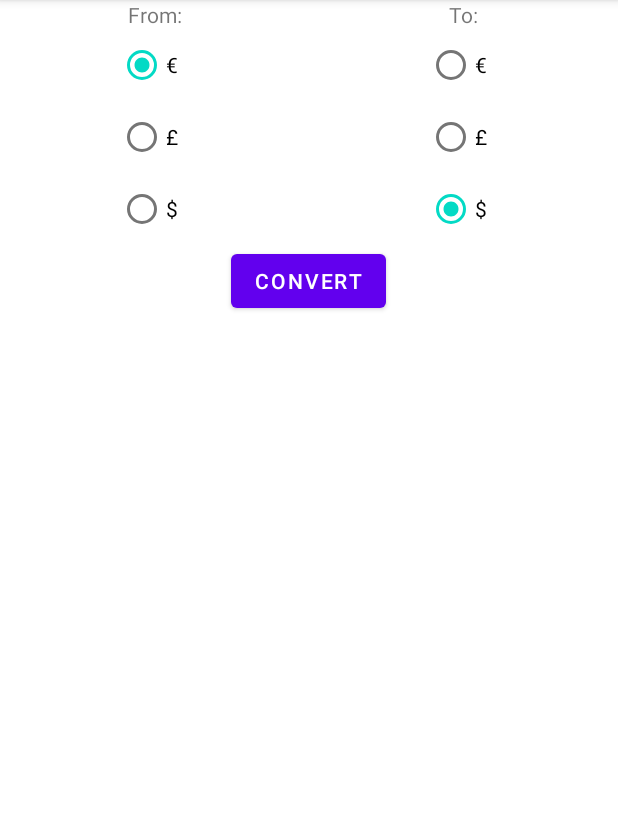
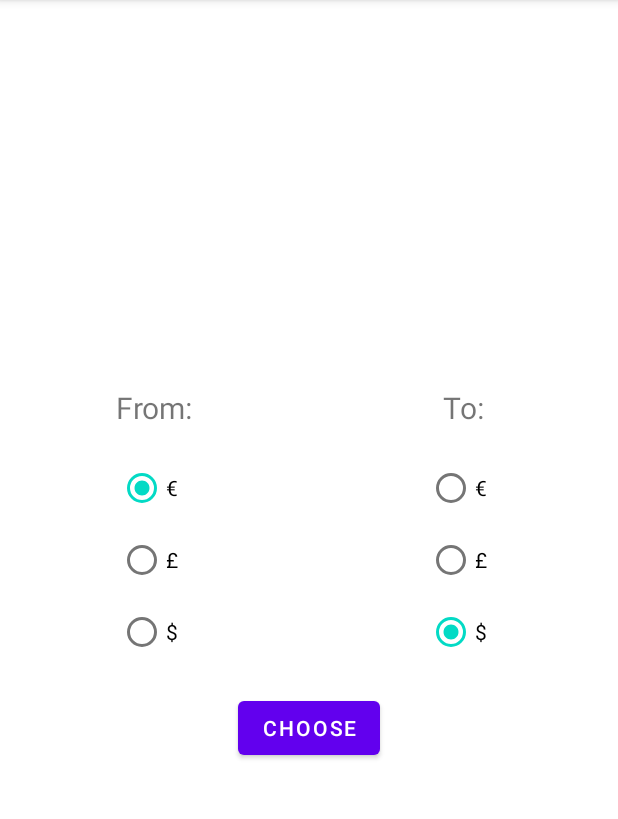
Before and after one commit to BarthPaleologue/Stonks, an Android app: the screen it shows after launch (RateActivity), after a tap on "CHOOSE RATE", on a phone screen of 412 x 824 dp, the part 84-903 px from its top. Run offline under Robolectric (Android 15) with nearby library versions, the phone set to English and light mode, and no system bars; network calls fail; 1 statement that could not run was skipped; 1 other tap on this screen came first.

Commit message:
Invert button + shitpost

```diff
--- a/app/src/main/java/com/example/stonks/MainActivity.kt
+++ b/app/src/main/java/com/example/stonks/MainActivity.kt
@@ -1,9 +1,11 @@
 package com.example.stonks
 
+import android.annotation.SuppressLint
 import android.content.ClipData
 import android.content.ClipboardManager
 import android.content.Context
 import android.content.Intent
+import android.media.MediaPlayer
 import androidx.appcompat.app.AppCompatActivity
 import android.os.Bundle
 import android.text.Editable
@@ -16,50 +18,66 @@ import java.text.DecimalFormat
 
 class MainActivity : AppCompatActivity() {
     private var currentRate = 1.0
-    private var toCurrency = ""
-    private var fromCurrency = ""
+    private var toCurrency = "€"
+    private var fromCurrency = "€"
 
+    @SuppressLint("SetTextI18n")
     override fun onCreate(savedInstanceState: Bundle?) {
         super.onCreate(savedInstanceState)
         setContentView(R.layout.activity_main)
 
         findViewById<EditText>(R.id.startingAmount).addTextChangedListener(object : TextWatcher {
-            override fun afterTextChanged(p0: Editable?) {}
+            override fun afterTextChanged(p0: Editable?) {
+                if (getStartingAmount() > 1000000) rireDeDroite()
+            }
+
             override fun beforeTextChanged(p0: CharSequence?, p1: Int, p2: Int, p3: Int) {}
 
             override fun onTextChanged(p0: CharSequence?, p1: Int, p2: Int, p3: Int) {
-                findViewById<TextView>(R.id.textView).text = getConvertedString(currentRate)
+                findViewById<TextView>(R.id.toCurrency).text =
+                    getConvertedString(currentRate) + toCurrency
             }
         })
 
-        // update every second
-        /*Thread {
-            var theta = 0.0
-            while (true) {
-                theta += 0.5
-                Thread.sleep(16)
-                runOnUiThread {
-                    findViewById<TextView>(R.id.convertButton).rotationY = theta.toFloat()
-                }
-            }
-        }.start()*/
+        findViewById<TextView>(R.id.fromCurrency).text = fromCurrency
+        findViewById<TextView>(R.id.toCurrency).text = "0$toCurrency"
+
+        money()
     }
 
-    fun isNumber(s: String?): Boolean {
+    private fun rireDeDroite() {
+        val resId = getResources().getIdentifier(
+            R.raw.rire_de_droite.toString(),
+            "raw", getPackageName()
+        )
+        val mediaPlayer = MediaPlayer.create(this, resId)
+        mediaPlayer.start()
+    }
+
+    private fun money() {
+        val resId = getResources().getIdentifier(
+            R.raw.money.toString(),
+            "raw", getPackageName()
+        )
+        val mediaPlayer = MediaPlayer.create(this, resId)
+        mediaPlayer.start()
+    }
+
+    private fun isNumber(s: String?): Boolean {
         return if (s.isNullOrEmpty()) false else s.all { Character.isDigit(it) || it == '.' }
     }
 
-    fun getStartingAmount(): Double {
-        val amountStr = findViewById<EditText>(R.id.startingAmount).text.toString();
-        amountStr.replace(Regex("[^€$£]"), "")
-        if(amountStr.isEmpty() || !isNumber(amountStr)) return 0.0
+    private fun getStartingAmount(): Double {
+        val amountStr = findViewById<EditText>(R.id.startingAmount).text.toString()
+        if (amountStr.isEmpty() || !isNumber(amountStr)) return 0.0
         return amountStr.toDouble()
     }
 
     fun getConvertedString(rate: Double): String {
-        return DecimalFormat("#.##").format(getStartingAmount() * rate) + toCurrency
+        return DecimalFormat("#.##").format(getStartingAmount() * rate).replace(",", ".")
     }
 
+    @SuppressLint("SetTextI18n")
     override fun onActivityResult(requestCode: Int, resultCode: Int, data: Intent?) {
         super.onActivityResult(requestCode, resultCode, data)
         // get rate from result
@@ -68,19 +86,38 @@ class MainActivity : AppCompatActivity() {
             toCurrency = data.getStringExtra("toCurrency") ?: ""
             fromCurrency = data.getStringExtra("fromCurrency") ?: ""
             findViewById<TextView>(R.id.fromCurrency).text = fromCurrency
-            findViewById<TextView>(R.id.textView).text = getConvertedString(currentRate)
+            findViewById<TextView>(R.id.toCurrency).text =
+                getConvertedString(currentRate) + toCurrency
         }
     }
 
+    @SuppressLint("SetTextI18n")
+    fun invert(view: View) {
+        val temp = fromCurrency
+        fromCurrency = toCurrency
+        toCurrency = temp
+
+        findViewById<EditText>(R.id.startingAmount).setText(getConvertedString(currentRate))
+        currentRate = 1 / currentRate
+
+        findViewById<TextView>(R.id.fromCurrency).text = fromCurrency
+        findViewById<TextView>(R.id.toCurrency).text =
+            "${getConvertedString(currentRate)}$toCurrency"
+    }
+
     fun chooseRate(view: View) {
-        val intent = Intent(this, RateActivity::class.java);
-        this.startActivityForResult(intent, 666);
+        val intent = Intent(this, RateActivity::class.java)
+        this.startActivityForResult(intent, 666)
     }
 
     fun copyResult(view: View) {
         val clipboard = getSystemService(Context.CLIPBOARD_SERVICE) as ClipboardManager
-        val clip = ClipData.newPlainText("label", getConvertedString(currentRate))
+        val clip = ClipData.newPlainText(
+            "label",
+            "${getStartingAmount().toString()}$fromCurrency is ${getConvertedString(currentRate)}$toCurrency"
+        )
         clipboard.setPrimaryClip(clip)
         Toast.makeText(this, "Copied to clipboard!", Toast.LENGTH_SHORT).show()
+        money()
     }
 }
--- /dev/null
+++ b/app/src/main/res/drawable/ic_baseline_swap_vert_24.xml
@@ -0,0 +1,5 @@
+<vector android:height="24dp" android:tint="#000000"
+    android:viewportHeight="24" android:viewportWidth="24"
+    android:width="24dp" xmlns:android="http://schemas.android.com/apk/res/android">
+    <path android:fillColor="@android:color/white" android:pathData="M16,17.01V10h-2v7.01h-3L15,21l4,-3.99h-3zM9,3L5,6.99h3V14h2V6.99h3L9,3z"/>
+</vector>
--- a/app/src/main/res/layout/activity_rate.xml
+++ b/app/src/main/res/layout/activity_rate.xml
@@ -9,7 +9,8 @@
     <LinearLayout
         android:layout_width="match_parent"
         android:layout_height="match_parent"
-        android:orientation="vertical">
+        android:orientation="vertical"
+        android:gravity="center">
 
         <LinearLayout
             android:layout_width="match_parent"
@@ -22,35 +23,36 @@
                 android:layout_width="match_parent"
                 android:layout_height="match_parent"
                 android:layout_weight="50"
-                android:gravity="center"
-                android:orientation="vertical">
+                android:gravity="center">
 
                 <TextView
                     android:layout_width="match_parent"
                     android:layout_height="wrap_content"
                     android:gravity="center"
-                    android:text="@string/from" />
+                    android:text="@string/from"
+                    android:textSize="20sp"
+                    android:layout_marginBottom="16dp"/>
 
                 <RadioButton
                     android:id="@+id/fromEuro"
                     android:layout_width="wrap_content"
                     android:layout_height="wrap_content"
-                    android:text="@string/euro_symbol"
-                    android:checked="true"/>
+                    android:checked="true"
+                    android:text="@string/euro_symbol" />
 
                 <RadioButton
                     android:id="@+id/fromPound"
                     android:layout_width="wrap_content"
                     android:layout_height="wrap_content"
-                    android:text="@string/pound_symbol"
-                    android:checked="false"/>
+                    android:checked="false"
+                    android:text="@string/pound_symbol" />
 
                 <RadioButton
                     android:id="@+id/fromDollar"
                     android:layout_width="wrap_content"
                     android:layout_height="wrap_content"
-                    android:text="@string/dollar_symbol"
-                    android:checked="false"/>
+                    android:checked="false"
+                    android:text="@string/dollar_symbol" />
             </RadioGroup>
 
             <RadioGroup
@@ -65,7 +67,9 @@
                     android:layout_width="match_parent"
                     android:layout_height="wrap_content"
                     android:gravity="center"
-                    android:text="@string/to" />
+                    android:text="@string/to"
+                    android:textSize="20sp"
+                    android:layout_marginBottom="16dp"/>
 
                 <RadioButton
                     android:id="@+id/toEuro"
@@ -96,7 +100,8 @@
             android:layout_height="wrap_content"
             android:layout_gravity="center|bottom"
             android:onClick="sendBackData"
-            android:text="@string/convert_button" />
+            android:text="@string/convert_button"
+            android:layout_marginTop="16dp" />
     </LinearLayout>
 
 </androidx.constraintlayout.widget.ConstraintLayout>
--- a/app/src/main/res/values/strings.xml
+++ b/app/src/main/res/values/strings.xml
@@ -1,6 +1,6 @@
 <resources>
     <string name="app_name">Stonks</string>
-    <string name="convert_button">Convert</string>
+    <string name="convert_button">Choose</string>
     <string name="euro_symbol">€</string>
     <string name="dollar_symbol">$</string>
     <string name="pound_symbol">£</string>
@@ -9,4 +9,6 @@
     <string name="enter_amount">Enter amount...</string>
     <string name="amount">0</string>
     <string name="choose_rate">Choose Rate</string>
+    <string name="invert">Invert</string>
+    <string name="_0">0</string>
 </resources>
```
Also changed, not shown: app/src/main/res/layout/activity_main.xml (+17 -9 lines), app/src/main/java/com/example/stonks/LoadRates.kt (line endings or trailing spaces), 2 other files.
